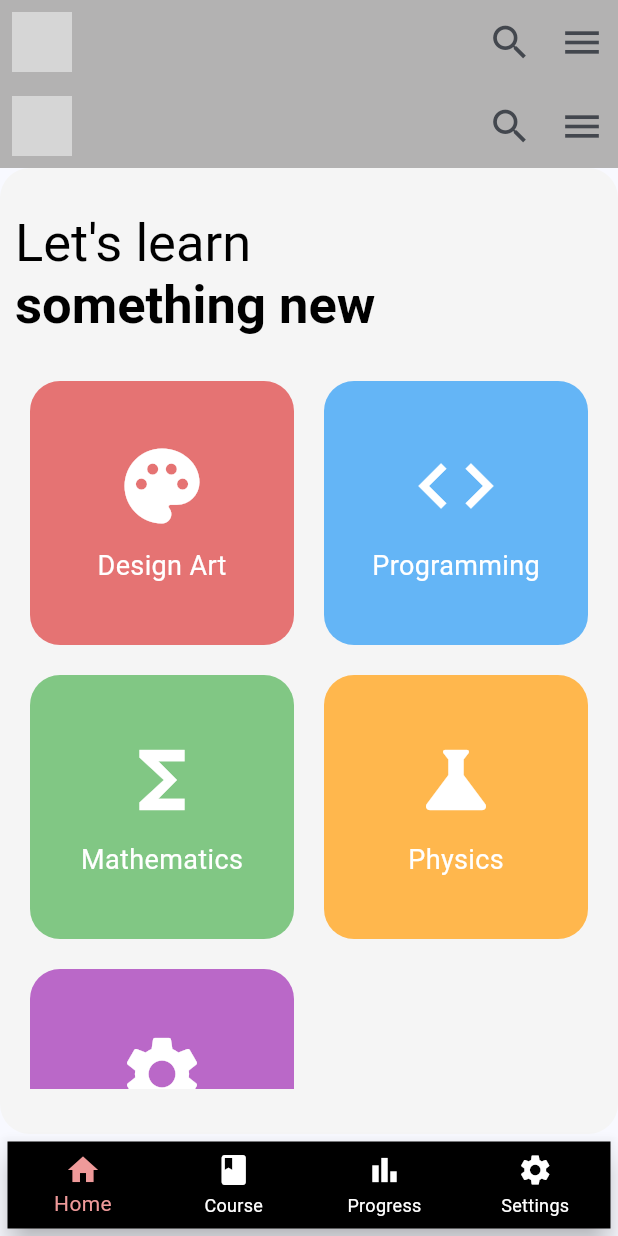
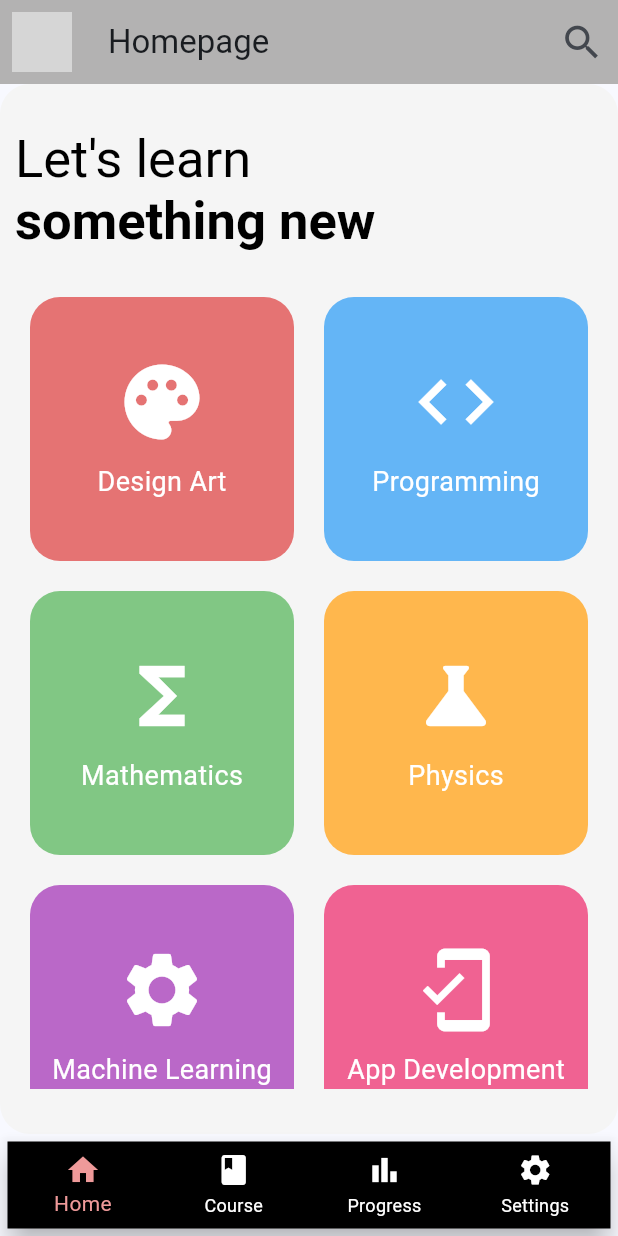
Before and after one commit to thewebalchemist/ubunifu-mobile, a Flutter app: the screen it shows after launch, on a phone screen of 412 x 824 dp. Run offline on Flutter 3.47's test engine with Material 3 defaults, Android fonts, the phone set to English and light mode, and no system bars; network calls fail; grey boxes are pictures that could not be loaded.

Commit message:
thursday class

```diff
--- a/lib/main.dart
+++ b/lib/main.dart
@@ -51,114 +51,8 @@ class _MyHomePageState extends State<MyHomePage> {
   @override
   Widget build(BuildContext context) {
     return Scaffold(
-      appBar: AppBar(
-        backgroundColor: const Color.fromARGB(255, 179, 178, 178),
-        leading: Builder(
-          builder: (BuildContext context) {
-            return GestureDetector(
-              onTap: () {
-                Scaffold.of(context).openDrawer();
-              },
-              child: const Padding(
-                padding: EdgeInsets.all(8.0),
-                child: CircleAvatar(
-                  backgroundImage: NetworkImage(
-                    "https://img.freepik.com/free-photo/portrait-man-laughing_23-2148859448.jpg?size=338&ext=jpg&ga=GA1.1.1819120589.1727913600&semt=ais_hybrid"
-                  ),
-                ),
-              ),
-            );
-          },
-        ),
-        actions: [
-          IconButton(
-            onPressed: () {
-              // Add search functionality
-            },
-            icon: const Icon(Icons.search, size: 30),
-          ),
-          Builder(
-            builder: (BuildContext context) {
-              return IconButton(
-                onPressed: () {
-                  Scaffold.of(context).openDrawer();
-                },
-                icon: const Icon(Icons.menu, size: 30),
-              );
-            },
-          ),
-        ],
-      ),
-      drawer: Drawer(
-        backgroundColor: Colors.white,
-        shape: const RoundedRectangleBorder(
-          borderRadius: BorderRadius.only(
-            topRight: Radius.circular(20),
-            bottomRight: Radius.circular(20),
-          ),
-        ),
-        child: ListView(
-          padding: EdgeInsets.zero,
-          children: <Widget>[
-            const DrawerHeader(
-              decoration: BoxDecoration(
-                color: Colors.blue,
-              ),
-              child: Text(
-                'Profile',
-                style: TextStyle(
-                  color: Colors.white,
-                  fontSize: 24,
-                ),
-              ),
-            ),
-            ListTile(
-              leading: const Icon(Icons.account_circle),
-              title: const Text('My Account'),
-              onTap: () {
-                Navigator.pop(context);
-              },
-            ),
-            ListTile(
-              leading: const Icon(Icons.book),
-              title: const Text('Your Progress'),
-              onTap: () {
-                Navigator.pop(context);
-                setState(() {
-                  _selectedIndex = 2; // Switch to Progress screen
-                });
-              },
-            ),
-            ListTile(
-              leading: const Icon(Icons.school),
-              title: const Text('My Courses'),
-              onTap: () {
-                Navigator.pop(context);
-                setState(() {
-                  _selectedIndex = 1; // Switch to Courses screen
-                });
-              },
-            ),
-            ListTile(
-              leading: const Icon(Icons.settings),
-              title: const Text('Settings'),
-              onTap: () {
-                Navigator.pop(context);
-                setState(() {
-                  _selectedIndex = 3; // Switch to Settings screen
-                });
-              },
-            ),
-            ListTile(
-              leading: const Icon(Icons.exit_to_app),
-              title: const Text('Logout'),
-              onTap: () {
-                Navigator.pop(context);
-              },
-            ),
-          ],
-        ),
-      ),
+
+
       body: _screens[_selectedIndex],
       bottomNavigationBar: Container(
         padding: const EdgeInsets.all(5.0),
--- a/lib/screens/course.dart
+++ b/lib/screens/course.dart
@@ -47,6 +47,9 @@ class CoursePage extends StatelessWidget {
       case 'Physics':
         outline = ['Mechanics', 'Thermodynamics', 'Electromagnetism', 'Quantum Physics'];
         break;
+      case 'App Development':
+        outline = ['Flutter', 'Widgets', 'Firebase', 'Play Store'];
+        break;
       default:
         outline = ['Introduction', 'Core Concepts', 'Advanced Topics', 'Practical Applications'];
     }
@@ -55,7 +58,7 @@ class CoursePage extends StatelessWidget {
       crossAxisAlignment: CrossAxisAlignment.start,
       children: outline.map((topic) => Padding(
         padding: const EdgeInsets.symmetric(vertical: 8.0),
-        child: Text('• $topic', style: TextStyle(fontSize: 16)),
+        child: Text('+ $topic', style: TextStyle(fontSize: 16)),
       )).toList(),
     );
   }
--- a/lib/screens/homepage.dart
+++ b/lib/screens/homepage.dart
@@ -1,60 +1,21 @@
 import 'package:flutter/material.dart';
+import 'package:myapp/screens/course.dart';
 import 'package:myapp/screens/progress.dart';
-
-
+import 'package:myapp/widgets/custom-appbar.dart';
 
 class HomeScreen extends StatefulWidget {
   const HomeScreen({Key? key, required this.title}) : super(key: key);
   final String title;
-
-
 
   @override
   State<HomeScreen> createState() => _HomeScreenState();
 }
 
 class _HomeScreenState extends State<HomeScreen> {
-
   @override
   Widget build(BuildContext context) {
     return Scaffold(
-      appBar: AppBar(
-        backgroundColor: const Color.fromARGB(255, 179, 178, 178),
-        leading: Builder(
-          builder: (BuildContext context) {
-            return GestureDetector(
-              onTap: () {
-                Scaffold.of(context).openDrawer();
-              },
-              child: const Padding(
-                padding: EdgeInsets.all(8.0),
-                child: CircleAvatar(
-                  backgroundImage: NetworkImage(
-                      "https://img.freepik.com/free-photo/portrait-man-laughing_23-2148859448.jpg?size=338&ext=jpg&ga=GA1.1.1819120589.1727913600&semt=ais_hybrid"),
-                ),
-              ),
-            );
-          },
-        ),
-        actions: [
-          IconButton(
-            onPressed: () {
-              // Add search functionality
-            },
-            icon: const Icon(Icons.search, size: 30),
-          ),
-          Builder(
-            builder: (BuildContext context) {
-              return IconButton(
-                onPressed: () {
-                  Scaffold.of(context).openDrawer();
-                },
-                icon: const Icon(Icons.menu, size: 30),
-              );
-            },
-          ),
-        ],
-      ),
+      appBar: CustomAppBar(title: 'Homepage'),
       drawer: Drawer(
         backgroundColor: Colors.white,
         shape: const RoundedRectangleBorder(
@@ -165,15 +126,17 @@ class _HomeScreenState extends State<HomeScreen> {
                 mainAxisSpacing: 20,
                 children: <Widget>[
                   _buildCourseItem(
-                      'Design Art', Icons.palette, Colors.red[300]!),
+                      context, 'Design Art', Icons.palette, Colors.red[300]!, ),
                   _buildCourseItem(
-                      'Programming', Icons.code, Colors.blue[300]!),
+                      context, 'Programming', Icons.code, Colors.blue[300]!),
                   _buildCourseItem(
-                      'Mathematics', Icons.functions, Colors.green[300]!),
+                      context, 'Mathematics', Icons.functions, Colors.green[300]!),
                   _buildCourseItem(
-                      'Physics', Icons.science, Colors.orange[300]!),
+                      context, 'Physics', Icons.science, Colors.orange[300]!),
                   _buildCourseItem(
-                      'Machine Learning', Icons.settings, Colors.purple[300]!)
+                      context, 'Machine Learning', Icons.settings, Colors.purple[300]!),
+                      _buildCourseItem(
+                      context, 'App Development', Icons.mobile_friendly, Colors.pink[300]!)
                 ],
               ),
             ),
@@ -183,11 +146,13 @@ class _HomeScreenState extends State<HomeScreen> {
     );
   }
 
-  Widget _buildCourseItem(String title, IconData icon, Color color) {
+  Widget _buildCourseItem(BuildContext context, String title, IconData icon, Color color) {
     return GestureDetector(
       onTap: () {
-        // Navigate to course page
-        print('Navigating to $title course');
+        Navigator.push(
+            context,
+            MaterialPageRoute(
+                builder: (context) => CoursePage(courseTitle: title)));
       },
       child: Container(
         padding: const EdgeInsets.all(10),
--- a/lib/screens/progress.dart
+++ b/lib/screens/progress.dart
@@ -17,7 +17,7 @@ class ProgressPage extends StatelessWidget {
               'Course Progress',
             ),
             SizedBox(height: 20),
-            _buildProgressItem(context, 'Design Art', 0.7),
+            _buildProgressItem(context, 'Design Art', 1.0),
             _buildProgressItem(context, 'Programming', 0.5),
             _buildProgressItem(context, 'Mathematics', 0.3),
             _buildProgressItem(context, 'Physics', 0.8),
```
Also changed, not shown: pubspec.lock.
